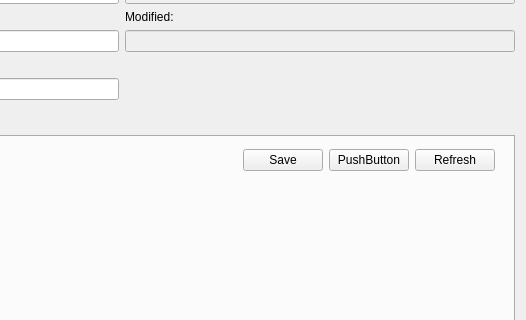
jensvogt/awsmock-qt-ui, file src/modules/s3/S3ObjectEditDialog.ui: the form before one commit; both pictures show x 672 to 1198 and y 226 to 546 of the 1198 by 717 pixel window.
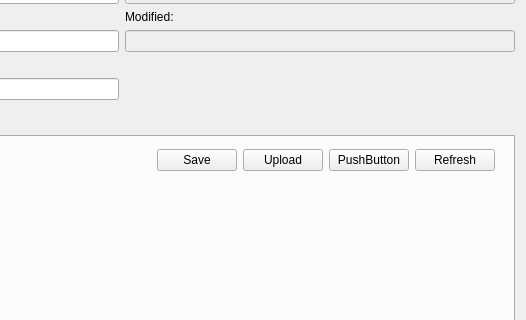
The form after the commit.

Patch:
```diff
--- a/src/modules/s3/S3ObjectEditDialog.ui
+++ b/src/modules/s3/S3ObjectEditDialog.ui
@@ -265,6 +265,13 @@
              </property>
             </widget>
            </item>
+           <item>
+            <widget class="QPushButton" name="bodyUploadButton">
+             <property name="text">
+              <string>Upload</string>
+             </property>
+            </widget>
+           </item>
            <item>
             <widget class="QPushButton" name="windowButton">
              <property name="text">
```
